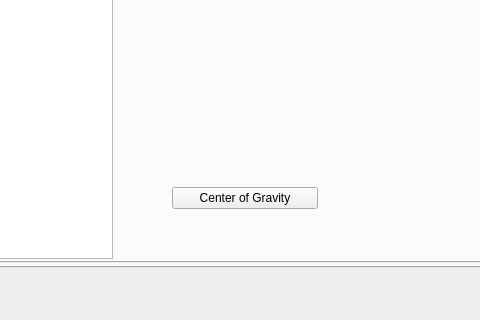
Qt form calligraphycomparisonmainwindow.ui (liupeng89/CalligraphyEvaluationTool) before a commit; both pictures show x 640 to 1120 and y 462 to 782 of the 1343 by 782 pixel window.
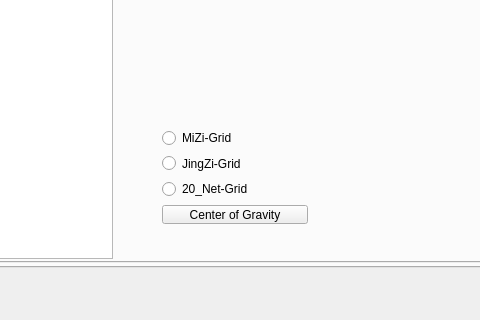
The same form after that commit. The open tabs and pages were chosen to show the change.

The edit to the form file:
```diff
--- a/calligraphycomparisonmainwindow.ui
+++ b/calligraphycomparisonmainwindow.ui
@@ -237,13 +237,34 @@
        <widget class="QWidget" name="verticalLayoutWidget_3">
         <property name="geometry">
          <rect>
-          <x>470</x>
-          <y>570</y>
+          <x>460</x>
+          <y>520</y>
           <width>146</width>
-          <height>41</height>
+          <height>96</height>
          </rect>
         </property>
         <layout class="QVBoxLayout" name="verticalLayout_3">
+         <item>
+          <widget class="QRadioButton" name="whole_cog_mizi_rbtn">
+           <property name="text">
+            <string>MiZi-Grid</string>
+           </property>
+          </widget>
+         </item>
+         <item>
+          <widget class="QRadioButton" name="whole_cog_jingzi_rbtn">
+           <property name="text">
+            <string>JingZi-Grid</string>
+           </property>
+          </widget>
+         </item>
+         <item>
+          <widget class="QRadioButton" name="whole_cog_net_rbtn">
+           <property name="text">
+            <string>20_Net-Grid</string>
+           </property>
+          </widget>
+         </item>
          <item>
           <widget class="QPushButton" name="cog_btn">
            <property name="text">
```
Left out of the diff: 98 changed lines with no effect on the pictures.
